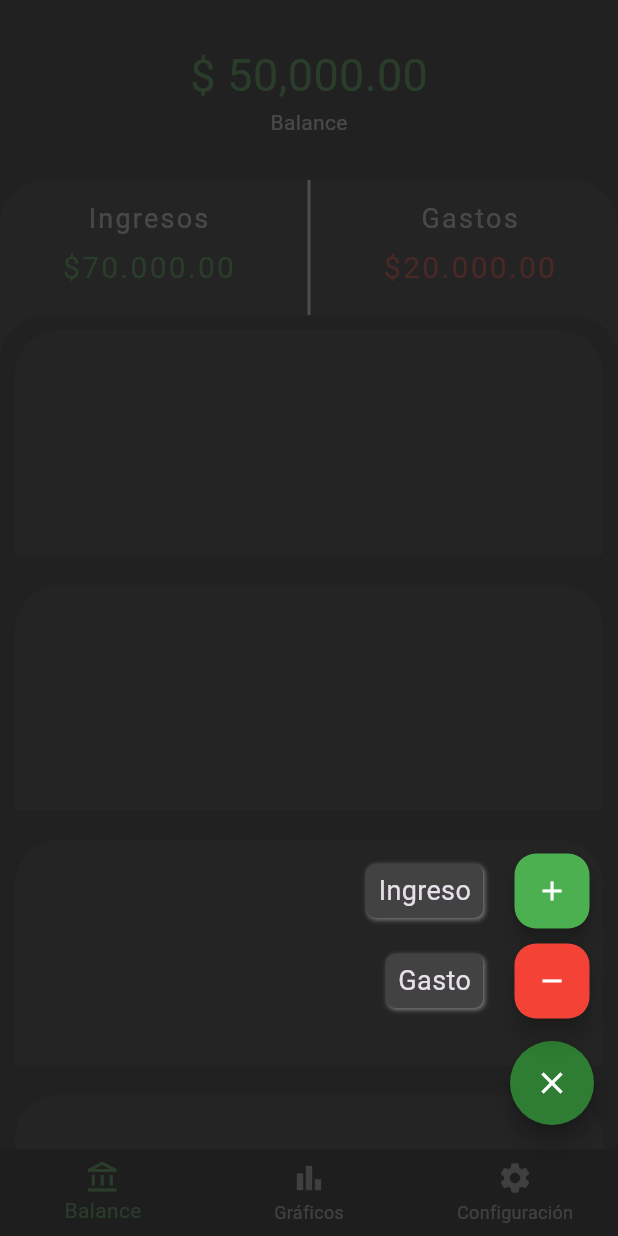
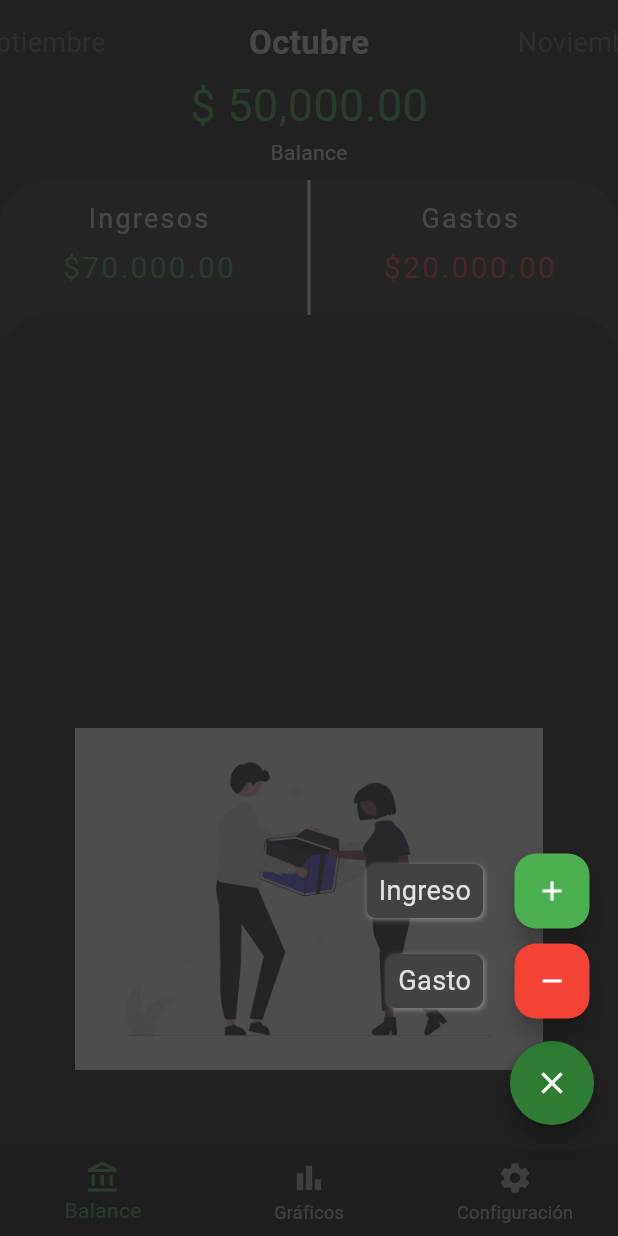
Before and after one commit to camilonull/ProyectoClase, a Flutter app: the screen it shows after launch, after a tap on the "add" icon, on a phone screen of 412 x 824 dp. Run offline on Flutter 3.47's test engine with Material 3 defaults, Android fonts, the phone set to English and light mode, and no system bars; drawn by our look-alikes of flutter_speed_dial; our stand-ins replace fluttertoast, logger, sqflite; missing offline and left inert: flutter_material_color_picker; accounts and stored records are empty.

Commit message:
diapositvos 42

```diff
--- a/lib/main.dart
+++ b/lib/main.dart
@@ -19,6 +19,7 @@ class MyApp extends StatelessWidget {
   Widget build(BuildContext context) {
     return MaterialApp(
       title: 'Material App',
+      debugShowCheckedModeBanner: false,
       localizationsDelegates: const [GlobalMaterialLocalizations.delegate],
       supportedLocales: const [
         Locale('en'),
--- /dev/null
+++ b/lib/models/expenses_model.dart
@@ -0,0 +1,45 @@
+import 'dart:convert';
+
+ExpensesModel featuresModelFromJson(String str) => ExpensesModel.fromJson(json.decode(str));
+
+String featuresModelToJson(ExpensesModel data) => json.encode(data.toJson());
+
+class ExpensesModel {
+  ExpensesModel({
+    this.id,
+    this.link,
+    this.year = 0,
+    this.month = 0,
+    this.day = 0,
+    this.comment = '',
+    this.expense = 0.0,
+  });
+
+  int? id;
+  int? link;
+  int year;
+  int month;
+  int day;
+  String comment;
+  double expense;
+
+  factory ExpensesModel.fromJson(Map<String, dynamic> json) => ExpensesModel(
+    id: json["id"],
+    link: json["link"],
+    year: json["year"],
+    month: json["month"],
+    day: json["day"],
+    comment: json["comment"],
+    expense: json["expense"].toDouble(),
+  );
+
+  Map<String, dynamic> toJson() => {
+    "id": id,
+    "link": link,
+    "year": year,
+    "month": month,
+    "day": day,
+    "comment": comment,
+    "expense": expense,
+  };
+}
--- a/lib/pages/balance_page.dart
+++ b/lib/pages/balance_page.dart
@@ -1,6 +1,7 @@
 import 'package:calc_app/widgets/balance_page/back_sheet.dart';
 import 'package:calc_app/widgets/balance_page/custom_fab.dart';
 import 'package:calc_app/widgets/balance_page/front_sheet.dart';
+import 'package:calc_app/widgets/balance_page/month_selector.dart';
 import 'package:flutter/material.dart';
 import 'package:logger/logger.dart';
 import 'dart:math';
@@ -55,6 +56,7 @@ class _BalancePageState extends State<BalancePage> {
               background: Column(
                 mainAxisAlignment: MainAxisAlignment.center,
                 children: [
+                  MonthSelector(),
                   Text(
                     '\$ 50,000.00',
                     style: TextStyle(
--- a/lib/pages/home_page.dart
+++ b/lib/pages/home_page.dart
@@ -25,10 +25,15 @@ class _HomePage extends StatelessWidget {
   Widget build(BuildContext context) {
     final uiProvider = Provider.of<UIProvider>(context);
     final exProvider = Provider.of<ExpensesProvider>(context, listen: false);
+    final DateTime date = DateTime.now();
+
     final currentIndex = uiProvider.bnbIndex;
+    final currentMonth = uiProvider.selectedMonth + 1;
     switch (currentIndex) {
       case 0:
+        exProvider.getExpensesByDate(currentMonth, date.year);
         exProvider.getAllFeatures();
+
         return const BalancePage();
       case 1:
         return const ChartsPage();
--- /dev/null
+++ b/lib/providers/db_expenses.dart
@@ -0,0 +1,74 @@
+import 'package:calc_app/models/expenses_model.dart';
+import 'package:sqflite/sqflite.dart';
+import 'package:path/path.dart';
+
+class DbExpenses {
+  static Database? _database;
+  static final DbExpenses db = DbExpenses._();
+  DbExpenses._();
+
+  Future<Database> get database async {
+    if (_database != null) return _database!;
+
+    _database = await initDB();
+
+    return _database!;
+  }
+
+  initDB() async {
+    var dataBasePath = await getDatabasesPath();
+    String path = join(dataBasePath, "ExpensesDB.db");
+
+    return await openDatabase(path, version: 1,
+        onCreate: (Database db, int version) async {
+      await db.execute('''
+      CREATE TABLE Expenses (
+        id INTEGER PRIMARY KEY,
+        link INTEGER,
+        year INTEGER,
+        month INTEGER,
+        day INTEGER,
+        comment TEXT,
+        expense DOUBLE
+      )''');
+
+      await db.execute('''
+      CREATE TABLE Entries (
+        id INTEGER PRIMARY KEY,
+        year INTEGER,
+        month INTEGER,
+        day INTEGER,
+        comment TEXT,
+        entrie DOUBLE
+      )''');
+    });
+  }
+
+  addExpense(ExpensesModel exp) async {
+    final db = await database;
+    final response = await db.insert('Expenses', exp.toJson());
+    return response;
+  }
+
+  Future<List<ExpensesModel>> getExpenseByDate(int month, int year) async {
+    final db = await database;
+    final response = await db.query('Expenses',
+        where: 'month = ? and year = ?', whereArgs: [month, year]);
+    List<ExpensesModel> eList = response.isNotEmpty
+        ? response.map((e) => ExpensesModel.fromJson(e)).toList()
+        : [];
+    return eList;
+  }
+
+  Future<int> updateExpenses(ExpensesModel exp) async {
+    final db = await database;
+    final response =db.update('Expenses', exp.toJson(), where: 'id=?', whereArgs: [exp.id]);
+    return response;
+  }
+
+  Future<int> deleteExpenses(int id) async {
+    final db = await database;
+    final response =db.delete('Expenses', where: 'id=?', whereArgs: [id]);
+    return response;
+  }
+}
--- a/lib/providers/ui_provider.dart
+++ b/lib/providers/ui_provider.dart
@@ -1,12 +1,20 @@
 import 'package:flutter/material.dart';
 
 class UIProvider extends ChangeNotifier {
-  int buttonNavigationBarIndex = 0;
+  int _bnbIndex = 0;
+  int _selectedMonth = DateTime.now().month - 1;
 
-  int get bnbIndex => buttonNavigationBarIndex;
+  int get bnbIndex => _bnbIndex;
 
   set bnbIndex(int i) {
-    buttonNavigationBarIndex = i;
+    _bnbIndex = i;
+    notifyListeners();
+  }
+
+  int get selectedMonth => _selectedMonth;
+
+  set selectedMonth (int i) {
+    _selectedMonth = i;
     notifyListeners();
   }
 }
--- a/lib/utils/constants.dart
+++ b/lib/utils/constants.dart
@@ -2,6 +2,15 @@ import 'package:flutter/material.dart';
 
 class Constants {
   static sheetDecoration(Color color) {
+    return BoxDecoration(
+        color: color,
+        borderRadius: const BorderRadius.only(
+          topLeft: Radius.circular(30.0),
+          topRight: Radius.circular(30.0),
+        ));
+  }
+
+  static sheetBoxDecoration(Color color) {
     return BoxDecoration(
         color: color,
         borderRadius: const BorderRadius.only(
--- a/lib/widgets/add_expenses/bs_category.dart
+++ b/lib/widgets/add_expenses/bs_category.dart
@@ -72,8 +72,9 @@ class _BsCategoryState extends State<BsCategory> {
   }
 
   categorySelected(List<FeaturesModel> flist) {
-    void itemSelected(String category, String color) {
+    void itemSelected(String category, String color, int link) {
       setState(() {
+        widget.cModel.link = link;
         widget.cModel.category = category;
         widget.cModel.color = color;
         Navigator.pop(context);
@@ -99,7 +100,7 @@ class _BsCategoryState extends State<BsCategory> {
                 size: 20.0,
               ),
               onTap: () {
-                itemSelected(item.category, item.color);
+                itemSelected(item.category, item.color, item.id!);
               },
             );
           }),
--- a/lib/widgets/balance_page/back_sheet.dart
+++ b/lib/widgets/balance_page/back_sheet.dart
@@ -1,4 +1,6 @@
+import 'package:calc_app/pages/expenses_details.dart';
 import 'package:calc_app/utils/constants.dart';
+import 'package:calc_app/utils/page_animation_routes.dart';
 import 'package:flutter/material.dart';
 
 class BackSheet extends StatelessWidget {
@@ -35,7 +37,12 @@ class BackSheet extends StatelessWidget {
           const VerticalDivider(
             thickness: 2.0,
           ),
-          headers('Gastos', '\$20.000.00', Colors.red),
+          GestureDetector(
+            onTap: () {
+              Navigator.push(context, PageAnimationRoutes(widget: const ExpensesDetails(), ejex: 0.5, ejey: -0.5));
+            },
+            child: headers('Gastos', '\$20.000.00', Colors.red),
+          ),
         ],
       ),
     );
--- a/lib/widgets/balance_page/front_sheet.dart
+++ b/lib/widgets/balance_page/front_sheet.dart
@@ -1,27 +1,64 @@
+import 'package:calc_app/main.dart';
+import 'package:calc_app/providers/expenses_provider.dart';
 import 'package:calc_app/utils/constants.dart';
+import 'package:calc_app/widgets/balance_page/flayer_categories.dart';
+import 'package:calc_app/widgets/balance_page/flayer_skin.dart';
 import 'package:flutter/material.dart';
+import 'package:provider/provider.dart';
 
 class FrontSheet extends StatelessWidget {
   const FrontSheet({super.key});
 
   @override
   Widget build(BuildContext context) {
-    var list = List.generate(
-        10,
-        (i) => Padding(
-            padding: const EdgeInsets.all(10.0),
-            child: Container(
-                height: 150.0,
-                decoration: Constants.sheetDecoration(
-                    Theme.of(context).primaryColorDark))));
+    final eList = context.watch<ExpensesProvider>().eList;
+    bool hasData = false;
+
+    if(eList.isNotEmpty){
+      hasData = true;
+    }
     return Container(
-      decoration:
-          Constants.sheetDecoration(Theme.of(context).scaffoldBackgroundColor),
-      child: ListView(
+  height: 800.0,
+  decoration: Constants.sheetBoxDecoration(
+    Theme.of(context).scaffoldBackgroundColor
+  ),
+  child: (hasData)
+    ? ListView(
         shrinkWrap: true,
         physics: const NeverScrollableScrollPhysics(),
-        children: list,
-      ),
-    );
+        children: const [
+          FlayerSkin(
+            myTitle: 'Categoría de Gastos',
+            myWidget: FlayerCategories(),
+          ), // FlayerSkin
+          FlayerSkin(
+            myTitle: 'Frecuencia de Gastos',
+            myWidget: SizedBox(height: 150.0)
+          ), // FlayerSkin
+          FlayerSkin(
+            myTitle: 'Movimientos',
+            myWidget: SizedBox(height: 150.0)
+          ), // FlayerSkin
+          FlayerSkin(
+            myTitle: 'Balance General',
+            myWidget: SizedBox(height: 150.0)
+          ), // FlayerSkin
+        ]
+      ) // ListView
+    : Column(
+        mainAxisAlignment: MainAxisAlignment.center,
+        children: [
+          Container(
+            padding: const EdgeInsets.all(50),
+            child: Image.asset('assets/empty.png'),
+          ), // Container
+          const Text(
+            'No tienes gastos este mes, agrega aqui',
+            maxLines: 1,
+            style: TextStyle(fontSize: 15.0, letterSpacing: 1.3),
+          ) // Text
+        ]
+      ) // Column
+); // Container
   }
 }
--- /dev/null
+++ b/lib/widgets/balance_page/month_selector.dart
@@ -0,0 +1,62 @@
+import 'package:calc_app/main.dart';
+import 'package:calc_app/providers/ui_provider.dart';
+import 'package:flutter/material.dart';
+import 'package:provider/provider.dart';
+
+class MonthSelector extends StatelessWidget {
+  const MonthSelector({super.key});
+
+  @override
+  Widget build(BuildContext context) {
+    final uiProvider = context.read<UIProvider>();
+    int currentPage = context.watch<UIProvider>().selectedMonth;
+
+    PageController controller;
+
+    controller = PageController(initialPage: currentPage, viewportFraction: 0.4);
+    return SizedBox(
+  height: 40.0,
+  child: PageView(
+    onPageChanged: (int i) => uiProvider.selectedMonth = i,
+    controller: controller,
+    children: [
+      _pageItems('Enero', 0, currentPage),
+      _pageItems('Febrero', 1, currentPage),
+      _pageItems('Marzo', 2, currentPage),
+      _pageItems('Abril', 3, currentPage),
+      _pageItems('Mayo', 4, currentPage),
+      _pageItems('Junio', 5, currentPage),
+      _pageItems('Julio', 6, currentPage),
+      _pageItems('Agosto', 7, currentPage),
+      _pageItems('Septiembre', 8, currentPage),
+      _pageItems('Octubre', 9, currentPage),
+      _pageItems('Noviembre', 10, currentPage),
+      _pageItems('Diciembre', 11, currentPage),
+    ],
+  ), // PageView
+);  // SizedBox
+  }
+  _pageItems(String name, int position, int currentPage) {
+  var alignment = Alignment.center;
+
+  const selected = TextStyle(fontSize: 22.0, fontWeight: FontWeight.bold);
+  final unSelected = TextStyle(fontSize: 18.0, color: Colors.grey[700]);
+
+  if (position == currentPage) {
+    alignment = Alignment.center;
+  } else if (position > currentPage) {
+    alignment = Alignment.centerRight / 2;
+  } else {
+    alignment = Alignment.centerLeft / 2;
+  }
+
+  return Align(
+    alignment: alignment,
+    child: Text(
+      name,
+      style: position == currentPage ? selected : unSelected,
+    ), // Text
+  ); // Align
+}
+
+}
--- a/pubspec.yaml
+++ b/pubspec.yaml
@@ -31,3 +31,6 @@ dev_dependencies:
 flutter:
 
   uses-material-design: true
+
+  assets:
+   - assets/
```
Also changed, not shown: lib/pages/add_expenses.dart (+2 -6 lines), lib/pages/expenses_details.dart (added, +147 -0 lines), lib/providers/expenses_provider.dart (+95 -0 lines), lib/utils/math_operations.dart (added, +7 -0 lines), lib/widgets/add_expenses/save_button.dart (added, +46 -0 lines), lib/widgets/balance_page/flayer_categories.dart (added, +77 -0 lines), lib/widgets/balance_page/flayer_skin.dart (added, +39 -0 lines), assets/empty.png (added).
